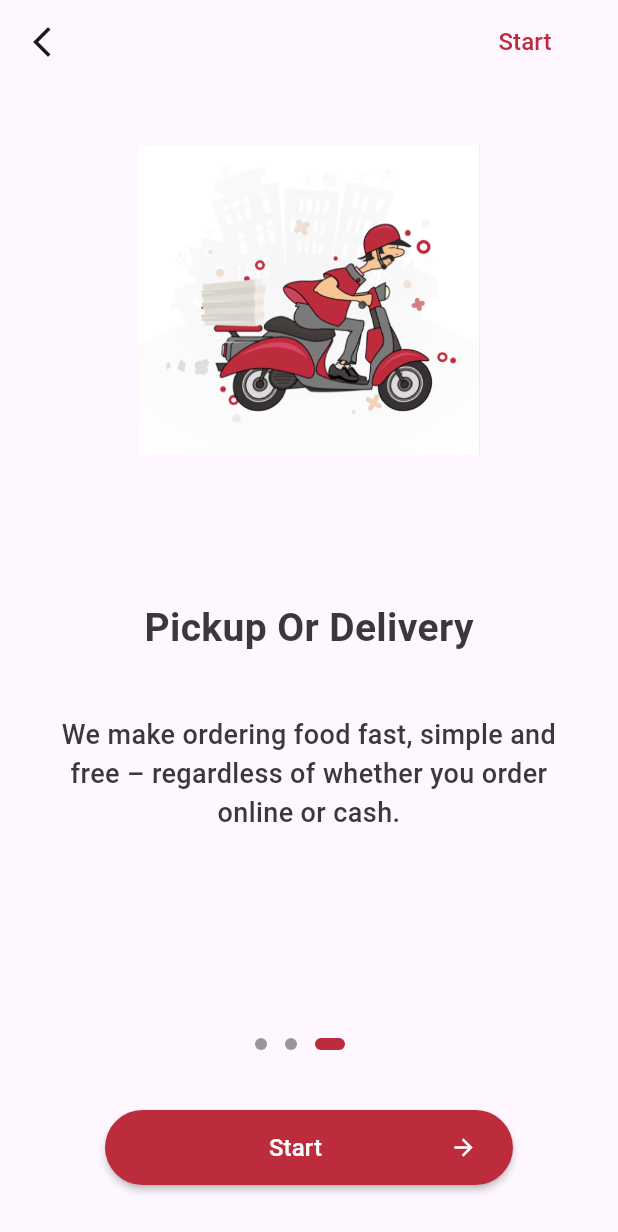
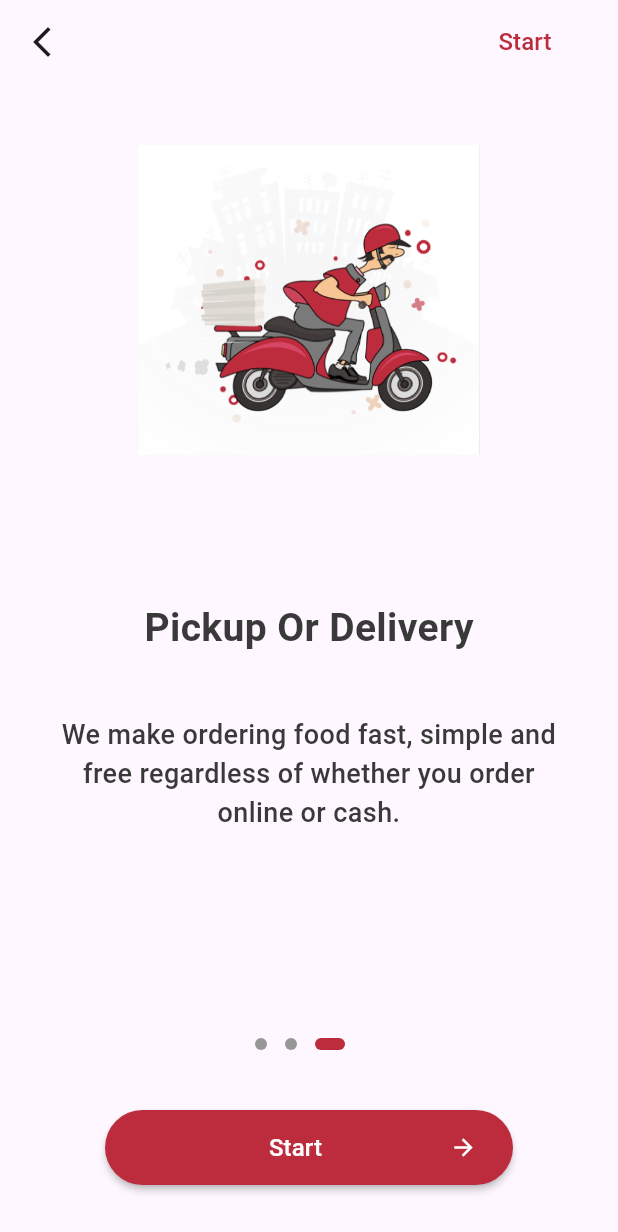
Before and after one commit to AhmedZidan5956/food_app2, a Flutter app: the screen it shows after launch, swiped to page 3, on a phone screen of 412 x 824 dp. Shown: the top 1232 px of the screen. Run offline on Flutter 3.47's test engine with Material 2 defaults, Android fonts, the phone set to English and light mode, and no system bars.

```diff
--- a/lib/core/resources/manager_assets.dart
+++ b/lib/core/resources/manager_assets.dart
@@ -3,4 +3,6 @@ class ManagerAssets {
   static const String outBoarding1 = 'assets/images/out_boarding/img1.png';
   static const String outBoarding2 = 'assets/images/out_boarding/img2.png';
   static const String outBoarding3 = 'assets/images/out_boarding/img3.png';
+  static const String auth1 = 'assets/images/auth/auth1.png';
+  static const String logo1 = 'assets/images/auth/logo1.png';
 }
--- a/lib/core/resources/manager_strings.dart
+++ b/lib/core/resources/manager_strings.dart
@@ -8,13 +8,14 @@ class ManagerStrings {
   static const String outBoardingSubTitle2 =
       'Upon request we will connect you with exclusive coupons, special offers and bonuses.';
   static const String outBoardingSubTitle3 =
-      'We make ordering food fast, simple and free – regardless of whether you order online or cash.';
+      'We make ordering food fast, simple and free regardless of whether you order online or cash.';
   static const String start = 'Start';
   static const String next = 'Next';
   static const String skip = 'Skip';
   static const String welcomeTo = 'Welcome to';
   static const String signIn = 'Sign in';
   static const String signUp = 'Sign Up';
+  static const String visitor = 'Visitor';
   static const String rememberMe = 'Remember me';
   static const String forgotYourPassword = 'Forgot your password?';
   static const String donNotHaveAnAccount = 'Don\'t have an account?';
--- a/lib/core/resources/manager_width.dart
+++ b/lib/core/resources/manager_width.dart
@@ -13,7 +13,10 @@ class ManagerWidth {
   static const double w56 = 56;
   static const double w60 = 60;
   static const double w64 = 64;
+  static const double w74 = 74;
   static const double w80 = 80;
   static const double w100 = 100;
+  static const double w120 = 120;
   static const double w200 = 200;
+  static const double w300 = 300;
 }
```
